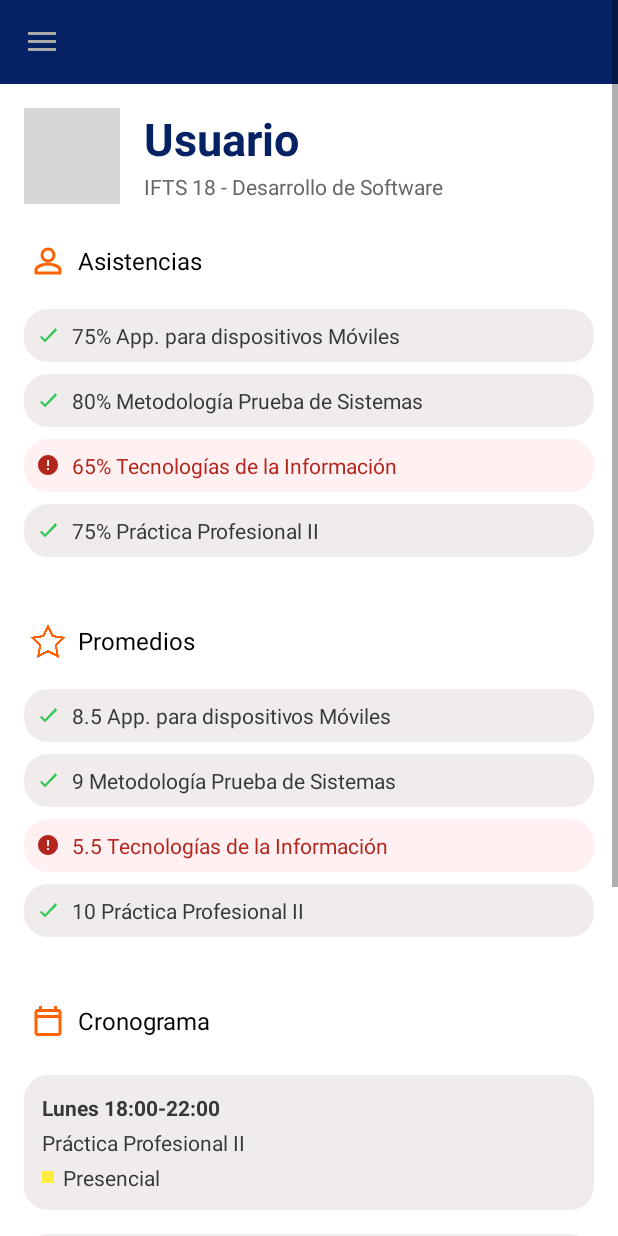
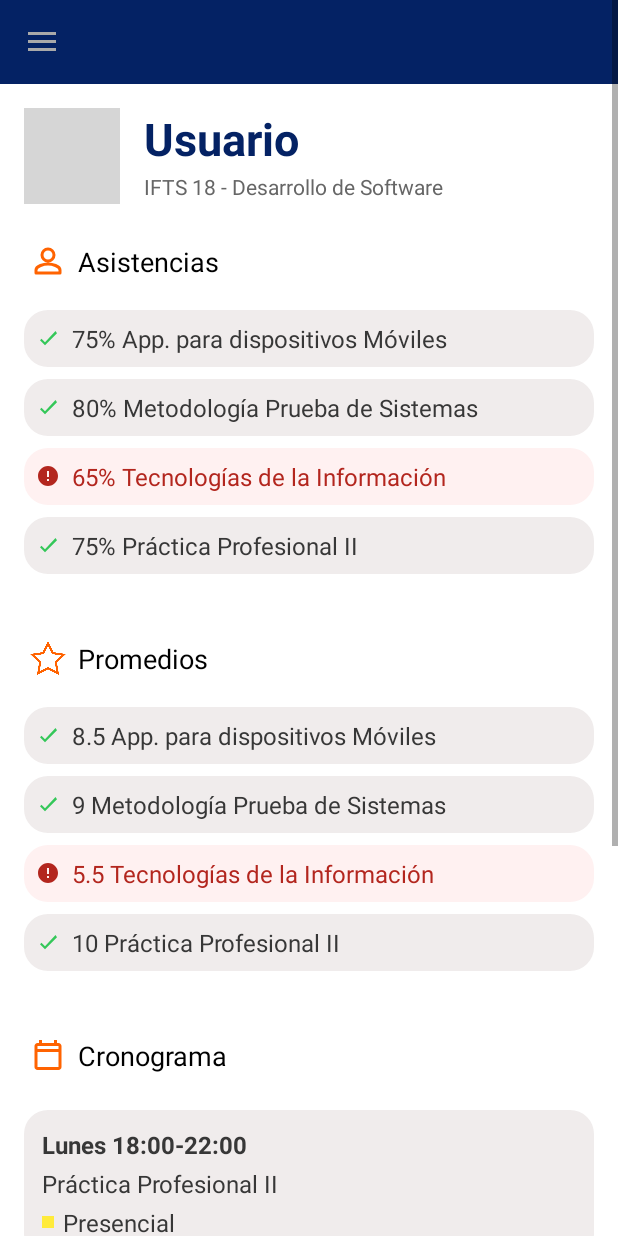
Before and after one commit to juan4450/TPfinal-Mobile, an Android app built with Jetpack Compose: the HomeActivity screen opened directly, with no data from a screen before it, on a phone screen of 412 x 824 dp. Run offline under Robolectric (Android 15) with nearby library versions, the phone set to English and light mode, and no system bars; grey boxes are pictures that could not be loaded.

Commit message:
ajustes de diseño

```diff
--- a/app/src/main/res/layout/activity_acerca.xml
+++ b/app/src/main/res/layout/activity_acerca.xml
@@ -51,6 +51,8 @@
                 android:id="@+id/tvTitulo"
                 android:layout_width="0dp"
                 android:layout_height="wrap_content"
+                android:layout_marginStart="5dp"
+
                 android:text="@string/acerca_titulo"
                 android:textSize="30sp"
                 android:textStyle="bold"
--- a/app/src/main/res/layout/activity_vencimientos.xml
+++ b/app/src/main/res/layout/activity_vencimientos.xml
@@ -48,6 +48,7 @@
                 android:id="@+id/tvTitulo"
                 android:layout_width="0dp"
                 android:layout_height="wrap_content"
+                android:layout_marginStart="5dp"
                 android:text="@string/vencimientos_titulo"
                 android:textSize="30sp"
                 android:textStyle="bold"
--- a/app/src/main/res/layout/app_bar_home.xml
+++ b/app/src/main/res/layout/app_bar_home.xml
@@ -97,7 +97,7 @@
             android:layout_marginStart="8dp"
             android:text="Asistencias"
             android:textColor="@color/black"
-            android:textSize="16sp"
+            android:textSize="18sp"
            />
     </LinearLayout>
 
@@ -134,7 +134,7 @@
             android:layout_marginStart="8dp"
             android:text="Promedios"
             android:textColor="@color/black"
-            android:textSize="16sp"
+            android:textSize="18sp"
           />
     </LinearLayout>
 
@@ -172,7 +172,7 @@
             android:layout_marginStart="8dp"
             android:text="Cronograma"
             android:textColor="@color/black"
-            android:textSize="16sp"
+            android:textSize="18sp"
 
            />
     </LinearLayout>
--- a/app/src/main/res/layout/item_cronograma.xml
+++ b/app/src/main/res/layout/item_cronograma.xml
@@ -17,7 +17,7 @@
     android:text="Lunes 18:00-22:00"
     android:textStyle="bold"
     android:textColor="@color/home_items_text"
-    android:textSize="14sp"
+    android:textSize="16sp"
     android:layout_marginBottom="4dp" />
 
     <!-- Materia -->
@@ -27,7 +27,7 @@
     android:layout_height="wrap_content"
     android:text="Práctica Profesional II"
     android:textColor="@color/home_items_text"
-    android:textSize="14sp"
+    android:textSize="16sp"
     android:layout_marginBottom="4dp" />
 
     <!-- Modo: punto de color + texto -->
@@ -51,7 +51,7 @@
             android:layout_height="wrap_content"
             android:text="Presencial"
             android:textColor="@color/home_items_text"
-            android:textSize="14sp" />
+            android:textSize="16sp" />
     </LinearLayout>
 
 </LinearLayout>
--- a/app/src/main/res/layout/item_home.xml
+++ b/app/src/main/res/layout/item_home.xml
@@ -19,5 +19,5 @@
         android:id="@+id/itemText"
         android:layout_width="wrap_content"
         android:layout_height="wrap_content"
-        android:textSize="14sp"/>
+        android:textSize="16sp"/>
 </LinearLayout>
```
